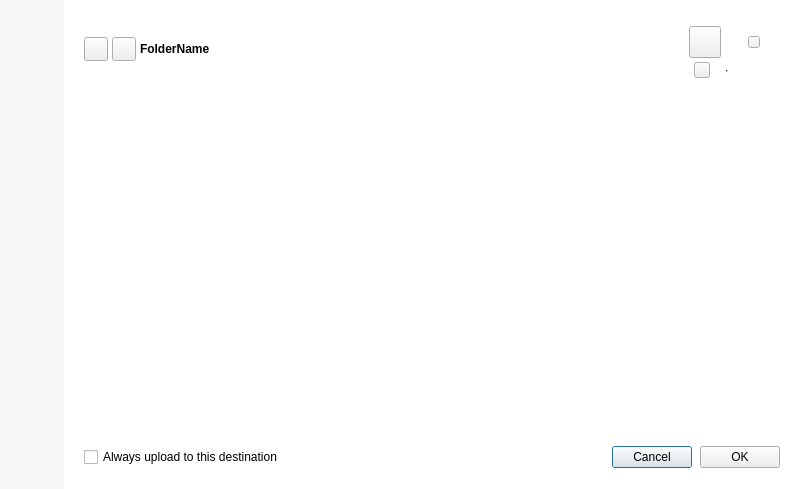
This is src/MEGASync/node_selector/gui/ui/NodeSelector.ui in C-EO/MEGAsync as Qt 5 draws it before an edit. The edited form follows.
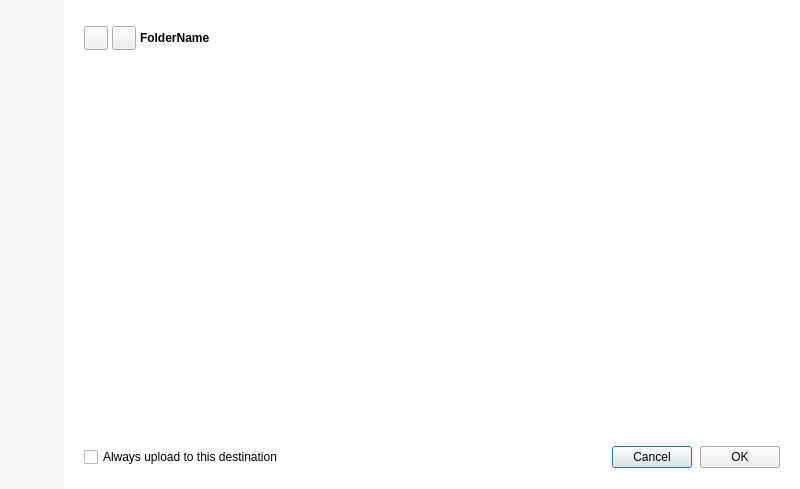
This is the edited form. Icons and pictures are not drawn. Custom widgets are drawn as their Qt base class.

Commit message: Create IncomingShareHeaderWidget

Diff of the .ui file:
```diff
--- a/src/MEGASync/node_selector/gui/ui/NodeSelector.ui
+++ b/src/MEGASync/node_selector/gui/ui/NodeSelector.ui
@@ -360,7 +360,7 @@
           <height>16777215</height>
          </size>
         </property>
-        <layout class="QHBoxLayout" name="horizontalLayout_2" stretch="0,2,0,0,0">
+        <layout class="QHBoxLayout" name="horizontalLayout_2" stretch="0,1,1,0,0">
          <property name="spacing">
           <number>4</number>
          </property>
@@ -530,288 +530,13 @@
           </widget>
          </item>
          <item>
-          <widget class="QWidget" name="incomingInfo" native="true">
-           <layout class="QVBoxLayout" name="verticalLayout_4">
-            <property name="spacing">
-             <number>4</number>
-            </property>
-            <property name="leftMargin">
-             <number>0</number>
-            </property>
-            <property name="topMargin">
-             <number>6</number>
-            </property>
-            <property name="rightMargin">
-             <number>0</number>
-            </property>
-            <property name="bottomMargin">
-             <number>0</number>
-            </property>
-            <item>
-             <widget class="QWidget" name="sh_folderNameInfo" native="true">
-              <layout class="QHBoxLayout" name="horizontalLayout_5" stretch="0,0,0,0">
-               <property name="spacing">
-                <number>8</number>
-               </property>
-               <property name="leftMargin">
-                <number>0</number>
-               </property>
-               <property name="topMargin">
-                <number>0</number>
-               </property>
-               <property name="rightMargin">
-                <number>0</number>
-               </property>
-               <property name="bottomMargin">
-                <number>0</number>
-               </property>
-               <item>
-                <widget class="IconLabel" name="sh_folderIcon">
-                 <property name="minimumSize">
-                  <size>
-                   <width>32</width>
-                   <height>32</height>
-                  </size>
-                 </property>
-                 <property name="maximumSize">
-                  <size>
-                   <width>32</width>
-                   <height>32</height>
-                  </size>
-                 </property>
-                 <property name="text">
-                  <string notr="true"/>
-                 </property>
-                 <property name="iconSize">
-                  <size>
-                   <width>32</width>
-                   <height>32</height>
-                  </size>
-                 </property>
-                </widget>
-               </item>
-               <item>
-                <widget class="ElidingLabel" name="sh_folderName">
-                 <property name="text">
-                  <string notr="true"/>
-                 </property>
-                </widget>
-               </item>
-               <item>
-                <widget class="QWidget" name="sh_accessContainer" native="true">
-                 <property name="sizePolicy">
-                  <sizepolicy hsizetype="Fixed" vsizetype="Preferred">
-                   <horstretch>0</horstretch>
-                   <verstretch>0</verstretch>
-                  </sizepolicy>
-                 </property>
-                 <property name="minimumSize">
-                  <size>
-                   <width>0</width>
-                   <height>18</height>
-                  </size>
-                 </property>
-                 <property name="maximumSize">
-                  <size>
-                   <width>16777215</width>
-                   <height>18</height>
-                  </size>
-                 </property>
-                 <property name="styleSheet">
-                  <string notr="true">#sh_accessContainer[access = &quot;2&quot;]
-{
-background-color: #CFFCDB; /*colorToken.notification-success*/
-color: #007C3E; /*colorToken.text-success*/
-}
-
-#sh_accessContainer[access = &quot;1&quot;]
-{
-background-color: #DFF4FE; /*colorToken.notification-info*/
-color: #0078A4; /*colorToken.text-info*/
-}
-
-#sh_accessContainer[access = &quot;0&quot;]
-{
-background-color: #E4E4E5; /*colorToken.surface-3*/
-color: #616366; /*colorToken.text-secondary*/
-}</string>
-                 </property>
-                 <layout class="QHBoxLayout" name="horizontalLayout_7">
-                  <property name="spacing">
-                   <number>1</number>
-                  </property>
-                  <property name="leftMargin">
-                   <number>4</number>
-                  </property>
-                  <property name="topMargin">
-                   <number>3</number>
-                  </property>
-                  <property name="rightMargin">
-                   <number>4</number>
-                  </property>
-                  <property name="bottomMargin">
-                   <number>3</number>
-                  </property>
-                  <item>
-                   <widget class="IconLabel" name="sh_accessIcon">
-                    <property name="minimumSize">
-                     <size>
-                      <width>12</width>
-                      <height>12</height>
-                     </size>
-                    </property>
-                    <property name="maximumSize">
-                     <size>
-                      <width>12</width>
-                      <height>12</height>
-                     </size>
-                    </property>
-                    <property name="text">
-                     <string notr="true"/>
-                    </property>
-                    <property name="icon">
-                     <iconset resource="../../../gui/Resources_common.qrc">
-                      <normaloff>:/star_small_thin_outline</normaloff>:/star_small_thin_outline</iconset>
-                    </property>
-                    <property name="iconSize">
-                     <size>
-                      <width>12</width>
-                      <height>12</height>
-                     </size>
-                    </property>
-                    <property name="normal_off" stdset="0">
-                     <string notr="true">text-success</string>
-                    </property>
-                   </widget>
-                  </item>
-                  <item>
-                   <widget class="QLabel" name="sh_accessLabel">
-                    <property name="sizePolicy">
-                     <sizepolicy hsizetype="Fixed" vsizetype="Preferred">
-                      <horstretch>0</horstretch>
-                      <verstretch>0</verstretch>
-                     </sizepolicy>
-                    </property>
-                    <property name="text">
-                     <string notr="true"/>
-                    </property>
-                    <property name="font-size" stdset="0">
-                     <string notr="true">caption</string>
-                    </property>
-                   </widget>
-                  </item>
-                 </layout>
-                </widget>
-               </item>
-               <item>
-                <spacer name="horizontalSpacer_7">
-                 <property name="orientation">
-                  <enum>Qt::Horizontal</enum>
-                 </property>
-                 <property name="sizeHint" stdset="0">
-                  <size>
-                   <width>0</width>
-                   <height>0</height>
-                  </size>
-                 </property>
-                </spacer>
-               </item>
-              </layout>
-             </widget>
-            </item>
-            <item>
-             <widget class="QWidget" name="shareeInfo" native="true">
-              <property name="minimumSize">
-               <size>
-                <width>0</width>
-                <height>0</height>
-               </size>
-              </property>
-              <layout class="QHBoxLayout" name="horizontalLayout_4">
-               <property name="spacing">
-                <number>4</number>
-               </property>
-               <property name="leftMargin">
-                <number>5</number>
-               </property>
-               <property name="topMargin">
-                <number>0</number>
-               </property>
-               <property name="rightMargin">
-                <number>0</number>
-               </property>
-               <property name="bottomMargin">
-                <number>0</number>
-               </property>
-               <item alignment="Qt::AlignLeft">
-                <widget class="IconLabel" name="sh_userIcon">
-                 <property name="minimumSize">
-                  <size>
-                   <width>16</width>
-                   <height>16</height>
-                  </size>
-                 </property>
-                 <property name="maximumSize">
-                  <size>
-                   <width>16</width>
-                   <height>16</height>
-                  </size>
-                 </property>
-                 <property name="text">
-                  <string notr="true"/>
-                 </property>
-                </widget>
-               </item>
-               <item>
-                <widget class="ElidingLabel" name="sh_userName">
-                 <property name="text">
-                  <string notr="true"/>
-                 </property>
-                 <property name="font-size" stdset="0">
-                  <string notr="true">caption</string>
-                 </property>
-                 <property name="semibold" stdset="0">
-                  <bool>true</bool>
-                 </property>
-                </widget>
-               </item>
-               <item>
-                <widget class="QLabel" name="sh_separator">
-                 <property name="text">
-                  <string notr="true">∙</string>
-                 </property>
-                 <property name="font-size" stdset="0">
-                  <string notr="true">caption</string>
-                 </property>
-                </widget>
-               </item>
-               <item alignment="Qt::AlignLeft">
-                <widget class="QLabel" name="sh_userEmail">
-                 <property name="text">
-                  <string notr="true"/>
-                 </property>
-                 <property name="font-size" stdset="0">
-                  <string notr="true">caption</string>
-                 </property>
-                </widget>
-               </item>
-               <item>
-                <spacer name="horizontalSpacer_5">
-                 <property name="orientation">
-                  <enum>Qt::Horizontal</enum>
-                 </property>
-                 <property name="sizeHint" stdset="0">
-                  <size>
-                   <width>0</width>
-                   <height>0</height>
-                  </size>
-                 </property>
-                </spacer>
-               </item>
-              </layout>
-             </widget>
-            </item>
-           </layout>
+          <widget class="IncomingShareHeaderWidget" name="incomingShareWidget">
+           <property name="sizePolicy">
+            <sizepolicy hsizetype="Expanding" vsizetype="Preferred">
+             <horstretch>1</horstretch>
+             <verstretch>0</verstretch>
+            </sizepolicy>
+           </property>
           </widget>
          </item>
          <item>
@@ -991,33 +716,34 @@
   </layout>
  </widget>
  <customwidgets>
+  <customwidget>
+   <class>ElidingLabel</class>
+   <extends>QLabel</extends>
+   <header>gui/ElidedLabel.h</header>
+  </customwidget>
   <customwidget>
    <class>TokenizableToolButton</class>
    <extends>QToolButton</extends>
    <header>tokenizer/TokenizableItems/TokenizableButtons.h </header>
   </customwidget>
-  <customwidget>
-   <class>IconLabel</class>
-   <extends>QToolButton</extends>
-   <header>tokenizer/TokenizableItems/IconLabel.h</header>
-  </customwidget>
   <customwidget>
    <class>TabSelector</class>
    <extends>QWidget</extends>
    <header>TabSelector.h</header>
    <container>1</container>
   </customwidget>
-  <customwidget>
-   <class>ElidingLabel</class>
-   <extends>QLabel</extends>
-   <header>gui/ElidedLabel.h</header>
-  </customwidget>
   <customwidget>
    <class>SearchLineEdit</class>
    <extends>QFrame</extends>
    <header>SearchLineEdit.h</header>
    <container>1</container>
   </customwidget>
+  <customwidget>
+   <class>IncomingShareHeaderWidget</class>
+   <extends>QWidget</extends>
+   <header>IncomingShareHeaderWidget.h</header>
+   <container>1</container>
+  </customwidget>
  </customwidgets>
  <resources>
   <include location="../../../gui/Resources_common.qrc"/>
```
The commit also changes 11 other files.
